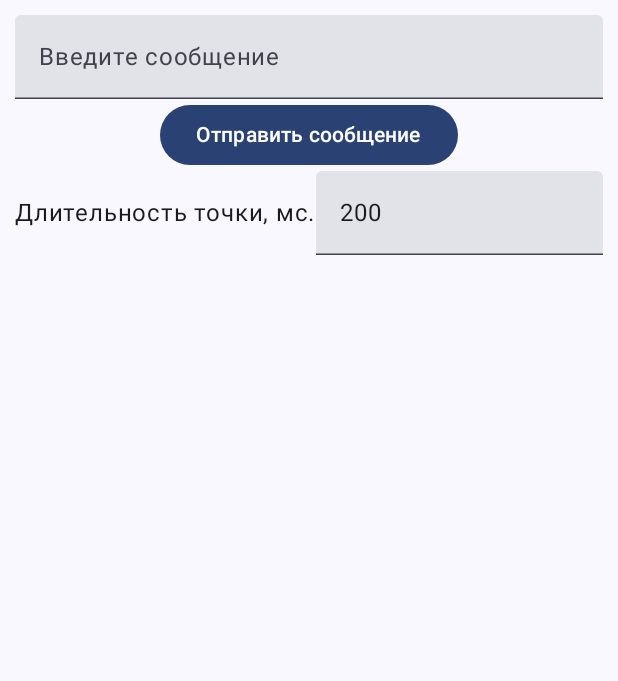
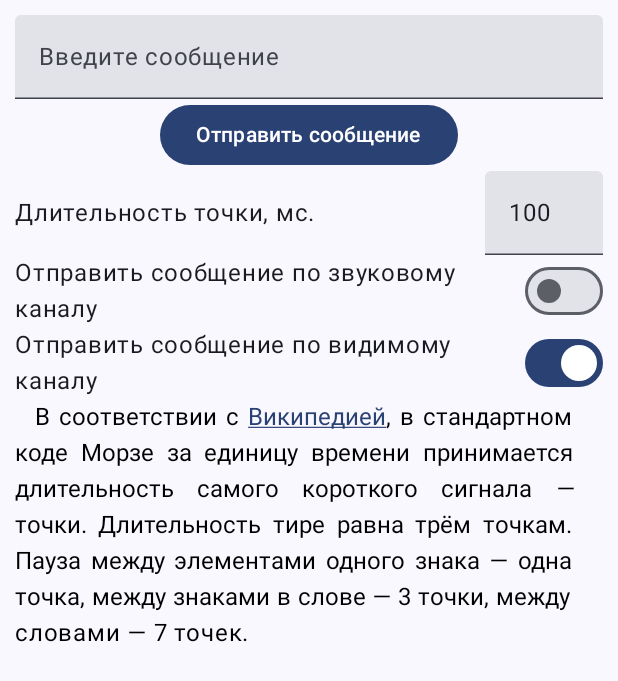
Before and after one commit to toraevai/Morse-Talkiing-App, an Android app built with Jetpack Compose: the screen it shows after launch (MainActivity), after a tap on "Отправить сообщение", on a phone screen of 412 x 824 dp. Shown: the top 681 px of the screen. Run offline under Robolectric (Android 15) with nearby library versions, the phone set to English and light mode, and no system bars; our stand-ins replace Dagger/Hilt's generated code; 1 statement that could not run was skipped.

Commit message:
Upgraded UI.

```diff
--- a/app/src/main/java/com/example/morsetalking/ui/MorseApp.kt
+++ b/app/src/main/java/com/example/morsetalking/ui/MorseApp.kt
@@ -5,16 +5,25 @@ import androidx.compose.foundation.layout.Column
 import androidx.compose.foundation.layout.Row
 import androidx.compose.foundation.layout.fillMaxWidth
 import androidx.compose.foundation.layout.padding
+import androidx.compose.foundation.text.ClickableText
 import androidx.compose.foundation.text.KeyboardOptions
 import androidx.compose.material3.Button
 import androidx.compose.material3.ExperimentalMaterial3Api
+import androidx.compose.material3.LocalTextStyle
+import androidx.compose.material3.MaterialTheme
+import androidx.compose.material3.Switch
 import androidx.compose.material3.Text
 import androidx.compose.material3.TextField
 import androidx.compose.runtime.Composable
 import androidx.compose.ui.Alignment
 import androidx.compose.ui.Modifier
 import androidx.compose.ui.platform.LocalContext
+import androidx.compose.ui.platform.LocalUriHandler
+import androidx.compose.ui.text.SpanStyle
+import androidx.compose.ui.text.buildAnnotatedString
 import androidx.compose.ui.text.input.KeyboardType
+import androidx.compose.ui.text.style.TextAlign
+import androidx.compose.ui.text.style.TextDecoration
 import androidx.compose.ui.tooling.preview.Preview
 import androidx.compose.ui.unit.dp
 import com.example.morsetalking.ui.theme.MorseTalkingTheme
@@ -28,8 +37,12 @@ fun MorseApp(
         message = viewModel.message,
         dotDuration = viewModel.dotDuration,
         onMessageChange = { viewModel.changeMessage(it) },
-        onClick = { viewModel.sendAudioMessage(context) },
-        onDotDurationChange = { viewModel.changeDotDuration(it) }
+        sendMessage = { viewModel.sendMessage(context) },
+        onDotDurationChange = { viewModel.changeDotDuration(it) },
+        sendAudioMessage = viewModel.sendAudioMessage,
+        changeAudioSending = { viewModel.changeAudioSending() },
+        sendVisibleMessage = viewModel.sendVisibleMessage,
+        changeVisibleSending = { viewModel.changeVisibleSending() }
     )
 }
 
@@ -39,9 +52,37 @@ fun MorseScreen(
     message: String,
     dotDuration: String,
     onMessageChange: (String) -> Unit,
-    onClick: () -> Unit,
-    onDotDurationChange: (String) -> Unit
+    sendMessage: () -> Unit,
+    onDotDurationChange: (String) -> Unit,
+    sendAudioMessage: Boolean,
+    changeAudioSending: (Boolean) -> Unit,
+    sendVisibleMessage: Boolean,
+    changeVisibleSending: (Boolean) -> Unit
 ) {
+    val stringWithHyperText = buildAnnotatedString {
+        val text = "\tВ соответствии с Википедией, в стандартном коде Морзе за единицу времени " +
+                "принимается длительность самого короткого сигнала — точки. Длительность тире " +
+                "равна трём точкам. Пауза между элементами одного знака — одна точка, между " +
+                "знаками в слове — 3 точки, между словами — 7 точек."
+        val textWithLink = "Википедией"
+        val startIndex = text.indexOf(textWithLink)
+        val endIndex = startIndex + textWithLink.length
+        append(text)
+        addStringAnnotation(
+            "URL",
+            "https://ru.wikipedia.org/wiki/Азбука_Морзе",
+            start = startIndex,
+            end = endIndex
+        )
+        addStyle(
+            style = SpanStyle(
+                color = MaterialTheme.colorScheme.primary,
+                textDecoration = TextDecoration.Underline
+            ),
+            start = startIndex,
+            end = endIndex
+        )
+    }
     Column(
         horizontalAlignment = Alignment.CenterHorizontally,
         modifier = Modifier.padding(all = 10.dp)
@@ -53,21 +94,65 @@ fun MorseScreen(
             modifier = Modifier
                 .fillMaxWidth()
         )
-        Button(onClick = onClick) {
+        Button(onClick = sendMessage) {
             Text("Отправить сообщение")
         }
         Row(
             verticalAlignment = Alignment.CenterVertically,
             horizontalArrangement = Arrangement.End
         ) {
-            Text(text = "Длительность точки, мс.")
+            Text(
+                text = "Длительность точки, мс.",
+                modifier = Modifier.weight(4f)
+            )
             TextField(
                 value = dotDuration,
                 onValueChange = onDotDurationChange,
                 keyboardOptions = KeyboardOptions(keyboardType = KeyboardType.Number),
-                singleLine = true
+                singleLine = true,
+                modifier = Modifier.weight(1f)
             )
         }
+        Row(
+            verticalAlignment = Alignment.CenterVertically,
+            horizontalArrangement = Arrangement.End
+        ) {
+            Text(
+                text = "Отправить сообщение по звуковому каналу",
+                modifier = Modifier.weight(1f)
+            )
+            Switch(
+                checked = sendAudioMessage,
+                onCheckedChange = changeAudioSending
+            )
+        }
+        Row(
+            verticalAlignment = Alignment.CenterVertically,
+            horizontalArrangement = Arrangement.End
+        ) {
+            Text(
+                text = "Отправить сообщение по видимому каналу",
+                modifier = Modifier.weight(1f)
+            )
+            Switch(
+                checked = sendVisibleMessage,
+                onCheckedChange = changeVisibleSending
+            )
+        }
+
+        val uriHandler = LocalUriHandler.current
+
+        ClickableText(
+            text = stringWithHyperText,
+            style = LocalTextStyle.current.copy(textAlign = TextAlign.Justify),
+            onClick = {
+                stringWithHyperText
+                    .getStringAnnotations("URL", it, it)
+                    .firstOrNull()?.let { stringAnnotation ->
+                        uriHandler.openUri(stringAnnotation.item)
+                    }
+            }
+        )
     }
 }
 
@@ -78,9 +163,13 @@ fun MorseScreenPreview() {
         MorseScreen(
             message = "Message",
             onMessageChange = {},
-            onClick = {},
-            dotDuration = "200",
-            onDotDurationChange = {}
+            sendMessage = {},
+            dotDuration = "100",
+            onDotDurationChange = {},
+            sendAudioMessage = false,
+            changeAudioSending = {},
+            sendVisibleMessage = true,
+            changeVisibleSending = {}
         )
     }
 }
--- a/app/src/main/java/com/example/morsetalking/ui/MorseScreenViewModel.kt
+++ b/app/src/main/java/com/example/morsetalking/ui/MorseScreenViewModel.kt
@@ -25,14 +25,41 @@ class MorseScreenViewModel @Inject constructor(
     var message by mutableStateOf("")
         private set
 
-    var dotDuration by mutableStateOf("200")
+    var dotDuration by mutableStateOf("100")
+        private set
+
+    var sendAudioMessage by mutableStateOf(false)
+        private set
+
+    var sendVisibleMessage by mutableStateOf(true)
         private set
 
     fun changeMessage(text: String) {
         message = text
     }
 
+    fun changeAudioSending() {
+        sendAudioMessage = !sendAudioMessage
+    }
+
+    fun changeVisibleSending() {
+        sendVisibleMessage = !sendVisibleMessage
+    }
+
     fun sendMessage(context: Context) {
+        when {
+            sendAudioMessage && sendVisibleMessage -> {
+                sendAudioMessage(context)
+                sendVisibleMessage(context)
+            }
+
+            sendAudioMessage -> sendAudioMessage(context)
+            sendVisibleMessage -> sendVisibleMessage(context)
+        }
+
+    }
+
+    private fun sendVisibleMessage(context: Context) {
         if (dotDuration.isEmpty() || dotDuration.toInt() < 100) {
             Toast.makeText(context, "Длительность не может быть меньше 100мс.", Toast.LENGTH_SHORT)
                 .show()
@@ -63,16 +90,18 @@ class MorseScreenViewModel @Inject constructor(
         }
     }
 
-    fun sendAudioMessage(context: Context) {
+    private fun sendAudioMessage(context: Context) {
         if (dotDuration.isEmpty() || dotDuration.toInt() < 100) {
             Toast.makeText(context, "Длительность не может быть меньше 100мс.", Toast.LENGTH_SHORT)
                 .show()
         } else {
             viewModelScope.launch {
-                val mediaPlayer = MediaPlayer.create(context, R.raw.dot_sound)
+                val mediaPlayer = MediaPlayer.create(context, R.raw.dot_sound_1sec)
+                mediaPlayer.isLooping = true
                 for (symbol in message) {
                     if (symbol.toString().contains(" ")) {
                         mediaPlayer.pause()
+                        mediaPlayer.seekTo(0)
                         delay(7 * dotDuration.toLong())
                     } else {
                         val morseCode: String = symbols.find {
@@ -81,6 +110,7 @@ class MorseScreenViewModel @Inject constructor(
                         for (morseSymbol in morseCode) {
                             if (morseSymbol.toString().contains("0")) {
                                 mediaPlayer.pause()
+                                mediaPlayer.seekTo(0)
                                 delay(dotDuration.toLong())
                             } else {
                                 mediaPlayer.start()
@@ -89,6 +119,7 @@ class MorseScreenViewModel @Inject constructor(
                         }
                     }
                     mediaPlayer.pause()
+                    mediaPlayer.seekTo(0)
                     delay(dotDuration.toLong() * 3)
                 }
                 mediaPlayer.release()
```
Also changed, not shown: 2 other files.
